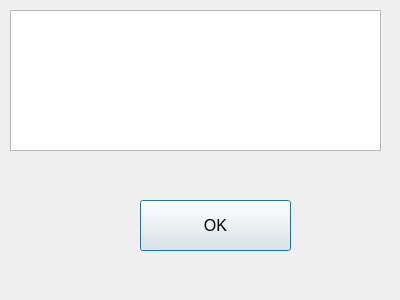
silencer31/otus-cpp-prof-hw-14-client, file TaskClient/Forms/messagewindow.ui: the form before one commit.
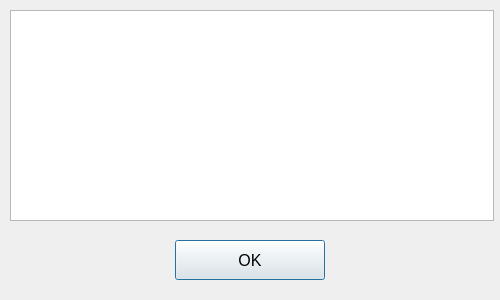
The form after the commit.

Diff of the .ui file:
```diff
--- a/TaskClient/Forms/messagewindow.ui
+++ b/TaskClient/Forms/messagewindow.ui
@@ -6,10 +6,28 @@
    <rect>
     <x>0</x>
     <y>0</y>
-    <width>400</width>
+    <width>500</width>
     <height>300</height>
    </rect>
   </property>
+  <property name="sizePolicy">
+   <sizepolicy hsizetype="Fixed" vsizetype="Fixed">
+    <horstretch>0</horstretch>
+    <verstretch>0</verstretch>
+   </sizepolicy>
+  </property>
+  <property name="minimumSize">
+   <size>
+    <width>500</width>
+    <height>300</height>
+   </size>
+  </property>
+  <property name="maximumSize">
+   <size>
+    <width>500</width>
+    <height>300</height>
+   </size>
+  </property>
   <property name="windowTitle">
    <string>Dialog</string>
   </property>
@@ -18,10 +36,28 @@
     <rect>
      <x>10</x>
      <y>10</y>
-     <width>371</width>
-     <height>141</height>
+     <width>484</width>
+     <height>211</height>
     </rect>
    </property>
+   <property name="sizePolicy">
+    <sizepolicy hsizetype="Fixed" vsizetype="Fixed">
+     <horstretch>0</horstretch>
+     <verstretch>0</verstretch>
+    </sizepolicy>
+   </property>
+   <property name="minimumSize">
+    <size>
+     <width>484</width>
+     <height>0</height>
+    </size>
+   </property>
+   <property name="maximumSize">
+    <size>
+     <width>484</width>
+     <height>16777215</height>
+    </size>
+   </property>
    <property name="font">
     <font>
      <pointsize>12</pointsize>
@@ -31,12 +67,30 @@
   <widget class="QPushButton" name="pbConfirm">
    <property name="geometry">
     <rect>
-     <x>140</x>
-     <y>200</y>
-     <width>151</width>
-     <height>51</height>
+     <x>175</x>
+     <y>240</y>
+     <width>150</width>
+     <height>40</height>
     </rect>
    </property>
+   <property name="sizePolicy">
+    <sizepolicy hsizetype="Fixed" vsizetype="Fixed">
+     <horstretch>0</horstretch>
+     <verstretch>0</verstretch>
+    </sizepolicy>
+   </property>
+   <property name="minimumSize">
+    <size>
+     <width>150</width>
+     <height>40</height>
+    </size>
+   </property>
+   <property name="maximumSize">
+    <size>
+     <width>150</width>
+     <height>40</height>
+    </size>
+   </property>
    <property name="font">
     <font>
      <pointsize>12</pointsize>
```
